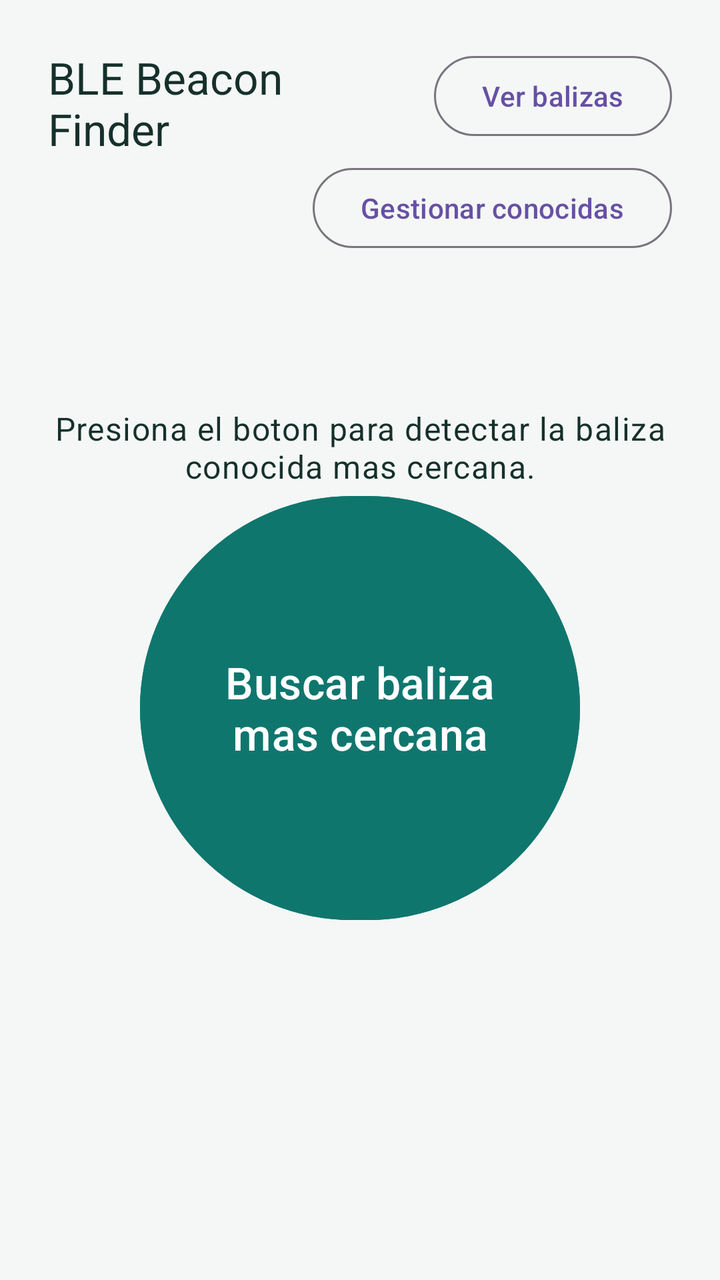
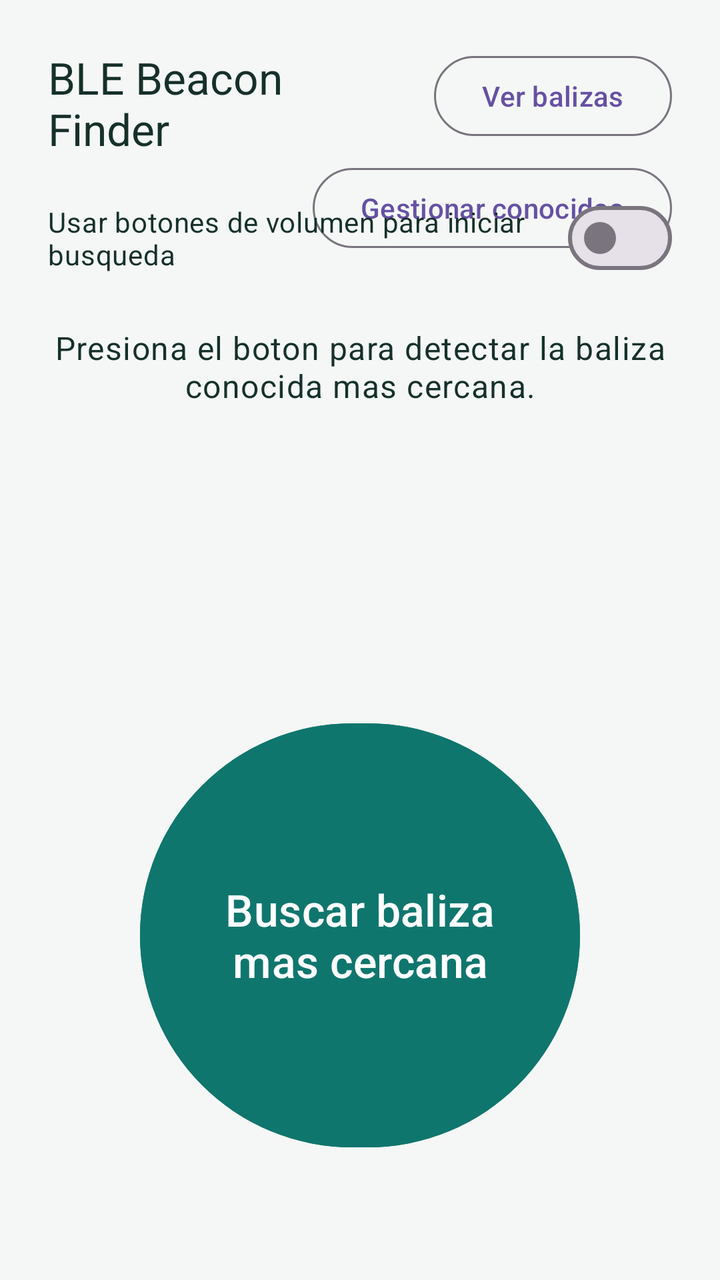

An Android layout rendered at two revisions. The XML below is the earlier revision; the diff shows what the commit changed to produce the second picture.
<!-- AndroidManifest.xml: application theme Theme.BleBeaconFinder -->
<!-- res/layout/activity_main.xml -->
<?xml version="1.0" encoding="utf-8"?>
<androidx.constraintlayout.widget.ConstraintLayout xmlns:android="http://schemas.android.com/apk/res/android"
    xmlns:app="http://schemas.android.com/apk/res-auto"
    android:layout_width="match_parent"
    android:layout_height="match_parent"
    android:background="@color/background_color"
    android:padding="24dp">

    <TextView
        android:id="@+id/screenTitle"
        android:layout_width="0dp"
        android:layout_height="wrap_content"
        android:gravity="center_vertical"
        android:text="@string/app_name"
        android:textAppearance="@style/TextAppearance.Material3.TitleLarge"
        android:textColor="@color/text_color"
        app:layout_constraintEnd_toStartOf="@id/topButtonsContainer"
        app:layout_constraintStart_toStartOf="parent"
        app:layout_constraintTop_toTopOf="parent" />

    <LinearLayout
        android:id="@+id/topButtonsContainer"
        android:layout_width="wrap_content"
        android:layout_height="wrap_content"
        android:gravity="end"
        android:orientation="vertical"
        app:layout_constraintEnd_toEndOf="parent"
        app:layout_constraintTop_toTopOf="parent">

        <com.google.android.material.button.MaterialButton
            android:id="@+id/viewBeaconsButton"
            style="@style/Widget.Material3.Button.OutlinedButton"
            android:layout_width="wrap_content"
            android:layout_height="wrap_content"
            android:text="@string/view_beacons"
            android:textAllCaps="false" />

        <com.google.android.material.button.MaterialButton
            android:id="@+id/manageKnownBeaconsButton"
            style="@style/Widget.Material3.Button.OutlinedButton"
            android:layout_width="wrap_content"
            android:layout_height="wrap_content"
            android:layout_marginTop="8dp"
            android:text="@string/manage_known_beacons"
            android:textAllCaps="false" />
    </LinearLayout>

    <TextView
        android:id="@+id/statusText"
        android:layout_width="0dp"
        android:layout_height="wrap_content"
        android:gravity="center"
        android:text="@string/initial_status"
        android:textColor="@color/text_color"
        android:textAppearance="@style/TextAppearance.Material3.BodyLarge"
        app:layout_constraintBottom_toTopOf="@id/findBeaconButton"
        app:layout_constraintEnd_toEndOf="parent"
        app:layout_constraintStart_toStartOf="parent"
        app:layout_constraintTop_toBottomOf="@id/screenTitle"
        app:layout_constraintVertical_bias="0.45"
        app:layout_constraintVertical_chainStyle="packed" />

    <com.google.android.material.button.MaterialButton
        android:id="@+id/findBeaconButton"
        android:layout_width="220dp"
        android:layout_height="220dp"
        android:backgroundTint="@color/button_color"
        android:text="@string/find_beacon"
        android:textAllCaps="false"
        android:textColor="@android:color/white"
        android:textSize="22sp"
        app:cornerRadius="110dp"
        app:layout_constraintBottom_toBottomOf="parent"
        app:layout_constraintEnd_toEndOf="parent"
        app:layout_constraintStart_toStartOf="parent"
        app:layout_constraintTop_toBottomOf="@id/statusText" />

</androidx.constraintlayout.widget.ConstraintLayout>
<!-- resources referenced by this layout -->
<resources>
  <color name="background_color">#F4F7F5</color>
  <color name="button_color">#0F766E</color>
  <color name="text_color">#16302B</color>
  <string name="app_name">BLE Beacon Finder</string>
  <string name="find_beacon">Buscar baliza mas cercana</string>
  <string name="initial_status">Presiona el boton para detectar la baliza conocida mas cercana.</string>
  <string name="manage_known_beacons">Gestionar conocidas</string>
  <string name="view_beacons">Ver balizas</string>
  <style name="Theme.BleBeaconFinder" parent="Theme.Material3.DayNight.NoActionBar">
          <item name="android:statusBarColor" tools:targetApi="l">@android:color/transparent</item>
          <item name="android:navigationBarColor">@color/background_color</item>
          <item name="android:windowBackground">@color/background_color</item>
          <item name="colorOnSurface">@color/text_color</item>
      </style>
</resources>

<!-- the commit's change to res/layout/activity_main.xml (unified diff, before → after) -->
@@ -49,16 +49,26 @@
         android:id="@+id/statusText"
         android:layout_width="0dp"
         android:layout_height="wrap_content"
+        android:layout_marginTop="20dp"
         android:gravity="center"
         android:text="@string/initial_status"
         android:textColor="@color/text_color"
         android:textAppearance="@style/TextAppearance.Material3.BodyLarge"
-        app:layout_constraintBottom_toTopOf="@id/findBeaconButton"
         app:layout_constraintEnd_toEndOf="parent"
         app:layout_constraintStart_toStartOf="parent"
-        app:layout_constraintTop_toBottomOf="@id/screenTitle"
-        app:layout_constraintVertical_bias="0.45"
-        app:layout_constraintVertical_chainStyle="packed" />
+        app:layout_constraintTop_toBottomOf="@id/volumeButtonsSwitch" />
+
+    <com.google.android.material.materialswitch.MaterialSwitch
+        android:id="@+id/volumeButtonsSwitch"
+        android:layout_width="0dp"
+        android:layout_height="wrap_content"
+        android:layout_marginTop="16dp"
+        android:text="@string/volume_buttons_switch"
+        android:textAppearance="@style/TextAppearance.Material3.BodyMedium"
+        android:textColor="@color/text_color"
+        app:layout_constraintEnd_toEndOf="parent"
+        app:layout_constraintStart_toStartOf="parent"
+        app:layout_constraintTop_toBottomOf="@id/screenTitle" />
 
     <com.google.android.material.button.MaterialButton
         android:id="@+id/findBeaconButton"
@@ -73,6 +83,7 @@
         app:layout_constraintBottom_toBottomOf="parent"
         app:layout_constraintEnd_toEndOf="parent"
         app:layout_constraintStart_toStartOf="parent"
-        app:layout_constraintTop_toBottomOf="@id/statusText" />
+        app:layout_constraintTop_toBottomOf="@id/statusText"
+        app:layout_constraintVertical_bias="0.8" />
 
 </androidx.constraintlayout.widget.ConstraintLayout>
<!-- resource entries referenced after the edit -->
@@ -8,6 +8,7 @@
   <string name="initial_status">Presiona el boton para detectar la baliza conocida mas cercana.</string>
   <string name="manage_known_beacons">Gestionar conocidas</string>
   <string name="view_beacons">Ver balizas</string>
+  <string name="volume_buttons_switch">Usar botones de volumen para iniciar busqueda</string>
   <style name="Theme.BleBeaconFinder" parent="Theme.Material3.DayNight.NoActionBar">
           <item name="android:statusBarColor" tools:targetApi="l">@android:color/transparent</item>
           <item name="android:navigationBarColor">@color/background_color</item>
